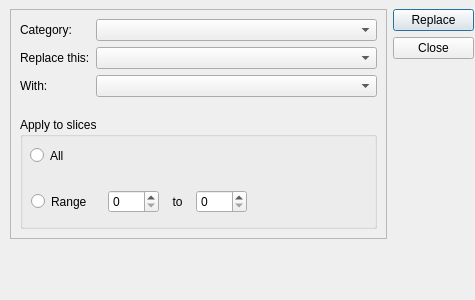
Above: branches/tools/LePlatz/StatePersister/FindReplace.ui from gonzalodelgado/uzebox-paul before the change. Below: the same form after it.
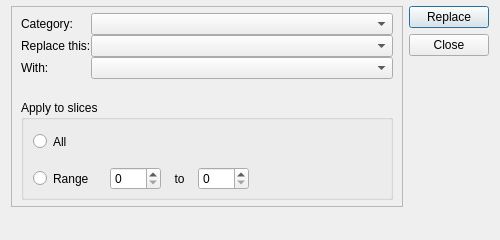
That is the form after the change.

Commit message: LePlatz dev branch: - Fixed path to tiles.png in mode 2 TileStudio sample project. - More Linux UI tweaks (incl. fixed broken Find/Replace radio button grouping due to previous tweaks). - Updated readme file

The edit to the form file:
```diff
--- a/branches/tools/LePlatz/StatePersister/FindReplace.ui
+++ b/branches/tools/LePlatz/StatePersister/FindReplace.ui
@@ -6,37 +6,39 @@
    <rect>
     <x>0</x>
     <y>0</y>
-    <width>475</width>
-    <height>300</height>
+    <width>500</width>
+    <height>240</height>
    </rect>
   </property>
   <property name="minimumSize">
    <size>
-    <width>475</width>
-    <height>300</height>
+    <width>500</width>
+    <height>240</height>
    </size>
   </property>
   <property name="maximumSize">
    <size>
-    <width>475</width>
-    <height>300</height>
+    <width>500</width>
+    <height>240</height>
    </size>
   </property>
   <property name="windowTitle">
    <string>Find &amp; Replace Src Defines</string>
   </property>
-  <widget class="QWidget" name="">
-   <property name="geometry">
-    <rect>
-     <x>10</x>
-     <y>9</y>
-     <width>464</width>
-     <height>267</height>
-    </rect>
+  <layout class="QHBoxLayout" name="horizontalLayout_3">
+   <property name="topMargin">
+    <number>6</number>
    </property>
+   <property name="bottomMargin">
+    <number>6</number>
+   </property>
+   <item>
    <layout class="QHBoxLayout" name="horizontalLayout_2">
     <item>
      <layout class="QVBoxLayout" name="verticalLayout_3">
+       <property name="spacing">
+        <number>6</number>
+       </property>
       <item>
        <widget class="QFrame" name="frame">
         <property name="frameShape">
@@ -49,6 +51,15 @@
          <number>0</number>
         </property>
         <layout class="QVBoxLayout" name="verticalLayout">
+          <property name="spacing">
+           <number>0</number>
+          </property>
+          <property name="topMargin">
+           <number>6</number>
+          </property>
+          <property name="bottomMargin">
+           <number>6</number>
+          </property>
          <item>
           <layout class="QFormLayout" name="formLayout">
            <item row="0" column="0">
@@ -90,8 +101,8 @@
            </property>
            <property name="sizeHint" stdset="0">
             <size>
-             <width>357</width>
-             <height>8</height>
+              <width>20</width>
+              <height>10</height>
             </size>
            </property>
           </spacer>
@@ -101,21 +112,27 @@
            <property name="minimumSize">
             <size>
              <width>0</width>
-             <height>112</height>
+              <height>100</height>
+             </size>
+            </property>
+            <property name="maximumSize">
+             <size>
+              <width>16777215</width>
+              <height>100</height>
             </size>
            </property>
            <property name="title">
             <string>Apply to slices</string>
            </property>
+            <layout class="QFormLayout" name="formLayout_2">
+             <property name="topMargin">
+              <number>6</number>
+             </property>
+             <property name="bottomMargin">
+              <number>0</number>
+             </property>
+             <item row="0" column="0">
            <widget class="QRadioButton" name="rbtnApplyAll">
-            <property name="geometry">
-             <rect>
-              <x>10</x>
-              <y>23</y>
-              <width>71</width>
-              <height>31</height>
-             </rect>
-            </property>
             <property name="minimumSize">
              <size>
               <width>71</width>
@@ -126,17 +143,8 @@
              <string>All</string>
             </property>
            </widget>
-           <widget class="QWidget" name="">
-            <property name="geometry">
-             <rect>
-              <x>11</x>
-              <y>68</y>
-              <width>321</width>
-              <height>33</height>
-             </rect>
-            </property>
-            <layout class="QHBoxLayout" name="horizontalLayout">
-             <item>
+             </item>
+             <item row="1" column="0">
               <widget class="QRadioButton" name="rbtnApplyRange">
                <property name="minimumSize">
                 <size>
@@ -149,6 +157,8 @@
                </property>
               </widget>
              </item>
+             <item row="1" column="1">
+              <layout class="QHBoxLayout" name="horizontalLayout">
              <item>
               <widget class="QSpinBox" name="spbRangeLower">
                <property name="minimumSize">
@@ -199,7 +209,8 @@
               </spacer>
              </item>
             </layout>
-           </widget>
+             </item>
+            </layout>
           </widget>
          </item>
         </layout>
@@ -210,7 +221,13 @@
         <property name="minimumSize">
          <size>
           <width>0</width>
-          <height>31</height>
+           <height>21</height>
+          </size>
+         </property>
+         <property name="maximumSize">
+          <size>
+           <width>16777215</width>
+           <height>21</height>
          </size>
         </property>
         <property name="text">
@@ -252,7 +269,8 @@
      </layout>
     </item>
    </layout>
-  </widget>
+   </item>
+  </layout>
  </widget>
  <resources/>
  <connections/>
```
Lines whose indentation alone changed are shown as unchanged. The commit also changes 5 other files.
